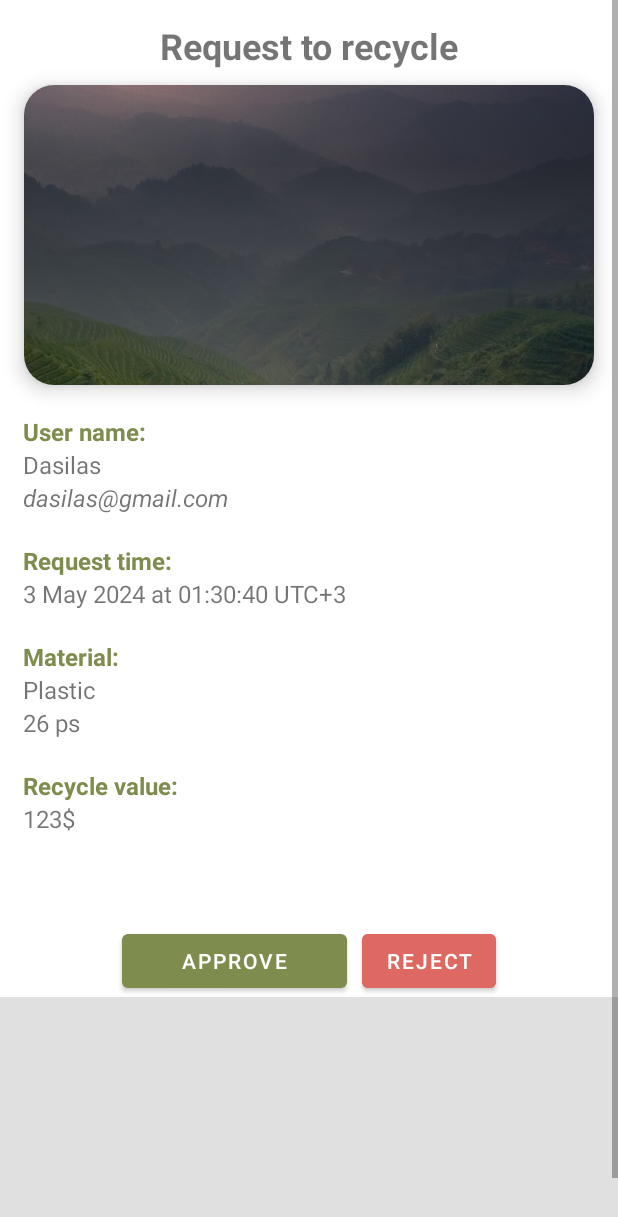
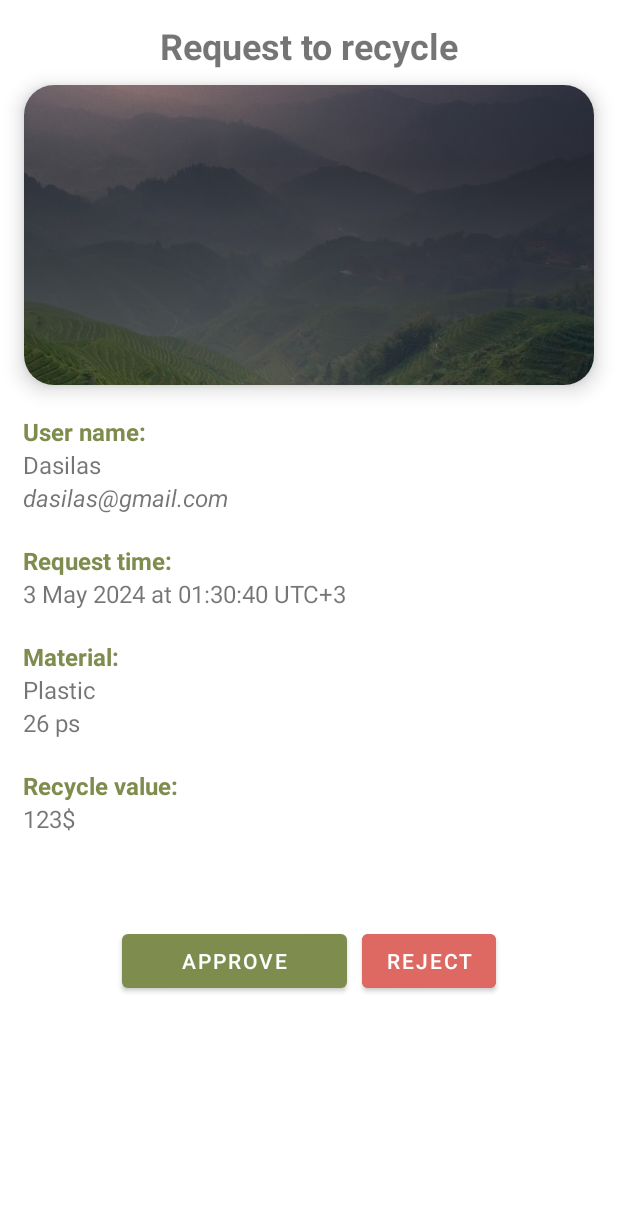
Before and after one commit to bill-chamal/ProjectGreen, an Android app: the layout fragment_admin_approve_screen.xml on its own in the app's theme, with its tools: preview values and no code run, on a phone screen of 412 x 824 dp. Shown: the top 1217 px of the screen. Run offline under Robolectric (Android 15) with nearby library versions, the phone set to English and light mode, and no system bars.

Commit message:
minor patch

```diff
--- a/ProjectGreen/app/src/main/java/com/example/projectgreen/UserStatisticsFragment.java
+++ b/ProjectGreen/app/src/main/java/com/example/projectgreen/UserStatisticsFragment.java
@@ -110,8 +110,7 @@ public class UserStatisticsFragment extends Fragment {
         lblScore.setText(String.valueOf(user.getTotalCashback()));
 
         progressBar = view.findViewById(R.id.progressBar);
-//        progressBar.setProgress( (int)Math.abs((user.getTotalCashback()-(int)user.getTotalCashback())*100));
-        progressBar.setProgress( user.getPoints() );
+        progressBar.setProgress(user.getPoints());
 
         if(user.getPoints() < 100)
             ((Button)view.findViewById(R.id.btnTakeCash)).setEnabled(false);
--- a/ProjectGreen/app/src/main/res/layout/fragment_admin_approve_screen.xml
+++ b/ProjectGreen/app/src/main/res/layout/fragment_admin_approve_screen.xml
@@ -169,12 +169,10 @@
                     android:text="@string/reject" />
 
             </LinearLayout>
-
-            <com.google.android.material.divider.MaterialDivider
+            <View
+                android:id="@+id/divider"
                 android:layout_width="match_parent"
-                android:layout_height="200dp"
-                android:background="@color/white"/>
-
+                android:layout_height="100dp" />
         </LinearLayout>
 
     </ScrollView>
```
Also changed, not shown: ProjectGreen/app/src/main/java/com/example/projectgreen/AdminViewLeaderboard.java (+0 -10 lines).
